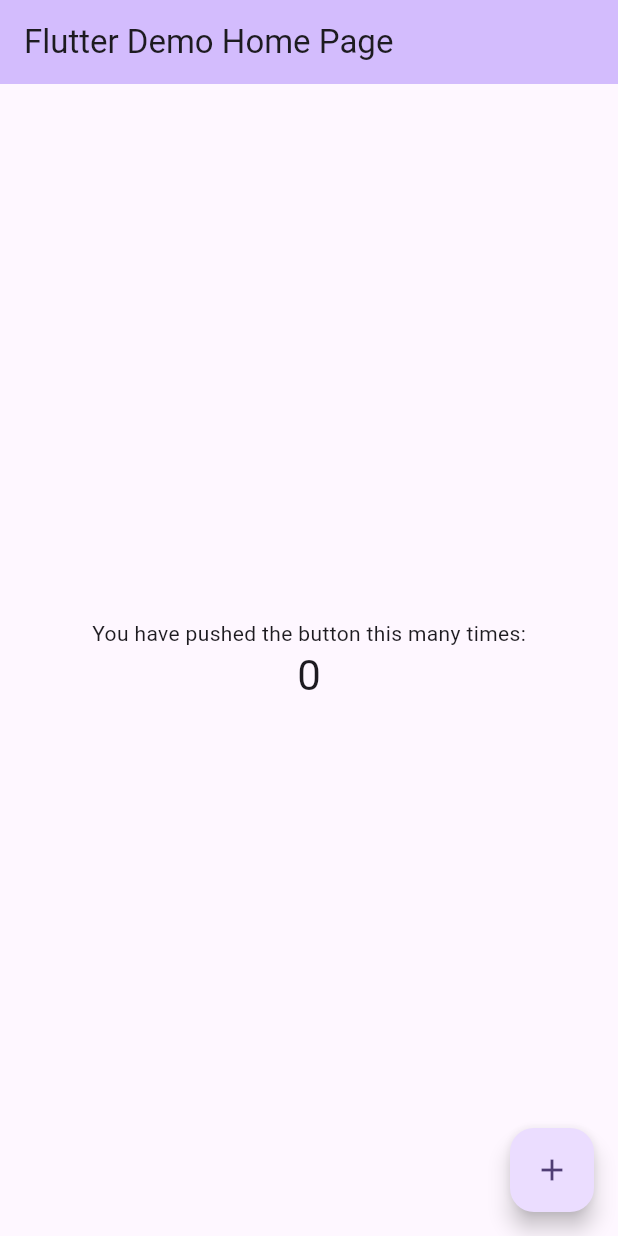
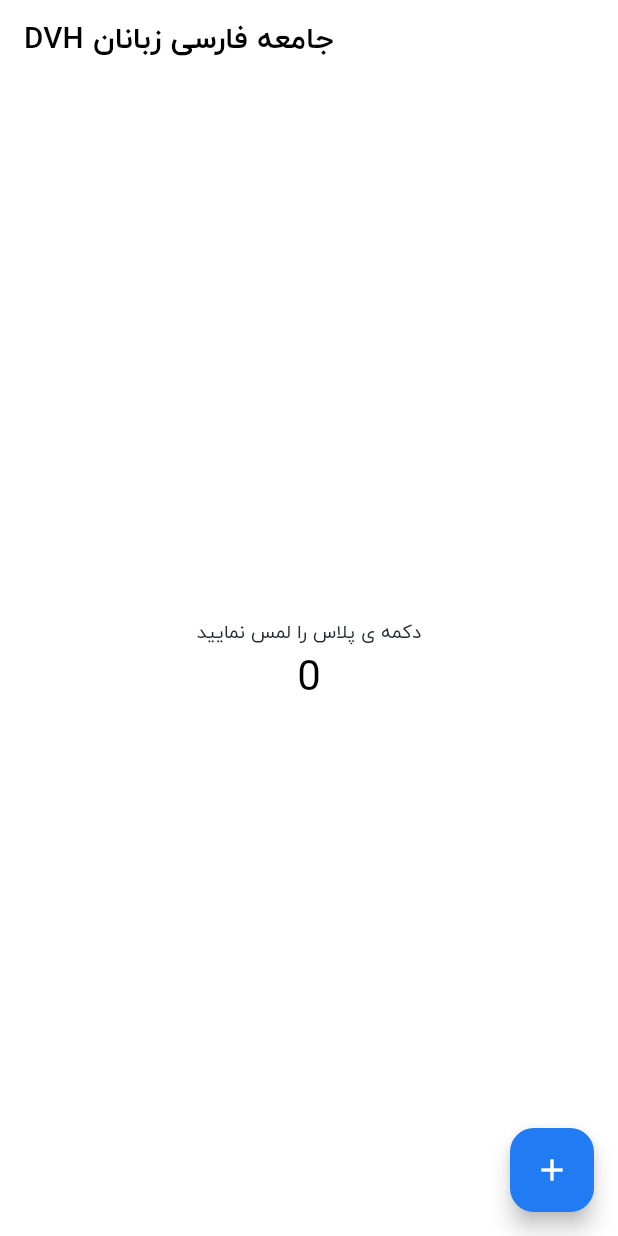
Before and after one commit to EsmaeeilMoradi/dvh_flutter_application, a Flutter app: the screen it shows after launch, on a phone screen of 412 x 824 dp. Run offline on Flutter 3.47's test engine with Material 2 defaults, Android fonts, the phone set to English and light mode, and no system bars.

Commit message:
Implementation light theme.

```diff
--- a/lib/main.dart
+++ b/lib/main.dart
@@ -1,3 +1,4 @@
+import 'package:dvh_flutter_application/theme.dart';
 import 'package:flutter/material.dart';
 
 void main() {
@@ -10,6 +11,9 @@
   // This widget is the root of your application.
   @override
   Widget build(BuildContext context) {
+    const defaultTextStyle = TextStyle(
+        fontFamily: 'IranYekan', color: LightThemeColors.primaryTextColor);
+
     return MaterialApp(
       title: 'Flutter Demo',
       theme: ThemeData(
@@ -28,10 +32,23 @@
         //
         // This works for code too, not just values: Most code changes can be
         // tested with just a hot reload.
-        colorScheme: ColorScheme.fromSeed(seedColor: Colors.deepPurple),
+        textTheme: TextTheme(
+            bodyText2: defaultTextStyle,
+            caption: defaultTextStyle.apply(
+                color: LightThemeColors.secondaryTextColor),
+            headline6: defaultTextStyle.copyWith(fontWeight: FontWeight.bold)),
+
+        //  colorScheme: ColorScheme.fromSeed(seedColor: Colors.deepPurple),
+        colorScheme: const ColorScheme.light(
+          primary: LightThemeColors.primaryColor,
+          secondary: LightThemeColors.secondaryColor,
+          onSecondary: Colors.white,
+        ),
+
         useMaterial3: true,
       ),
-      home: const MyHomePage(title: 'Flutter Demo Home Page'),
+      darkTheme: ThemeData.dark(),
+      home: const MyHomePage(title: 'DVH جامعه فارسی زبانان '),
     );
   }
 }
@@ -106,7 +123,7 @@
           mainAxisAlignment: MainAxisAlignment.center,
           children: <Widget>[
             const Text(
-              'You have pushed the button this many times:',
+              'دکمه ی پلاس را لمس نمایید',
             ),
             Text(
               '$_counter',
--- /dev/null
+++ b/lib/theme.dart
@@ -0,0 +1,8 @@
+import 'dart:ui';
+
+class LightThemeColors {
+  static const primaryColor = Color(0xff217CF3);
+  static const secondaryColor = Color(0xff262A35);
+  static const primaryTextColor = Color(0xff262A35);
+  static const secondaryTextColor = Color(0xffB3B6BE);
+}
```
Also changed, not shown: pubspec.yaml (+7 -7 lines), assets/font/bold.ttf (added), assets/font/regular.ttf (added).
